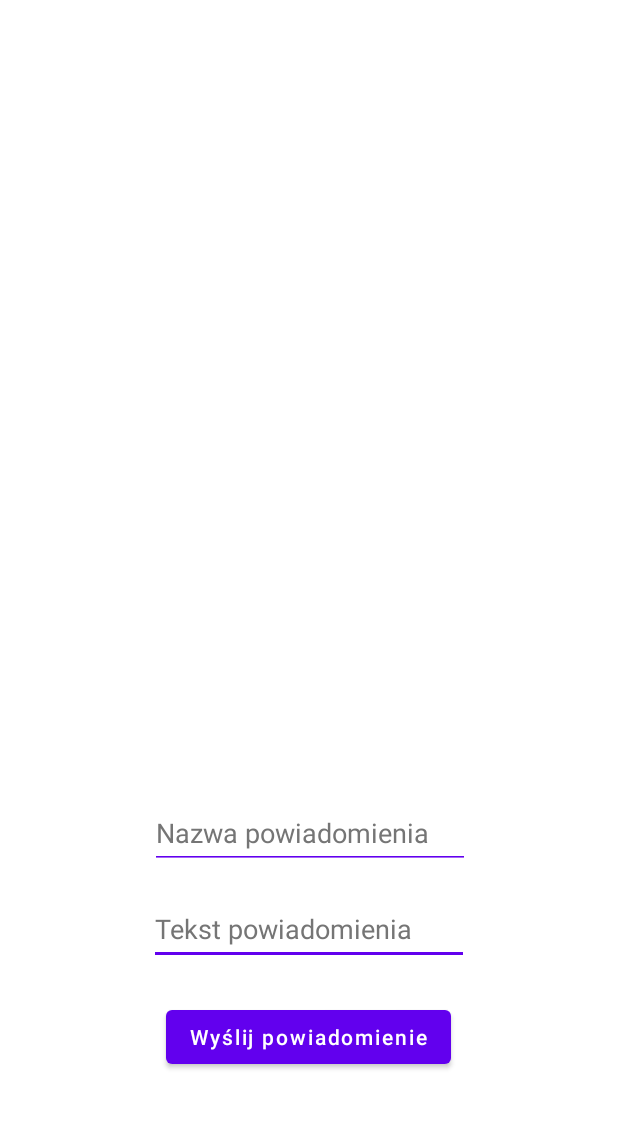
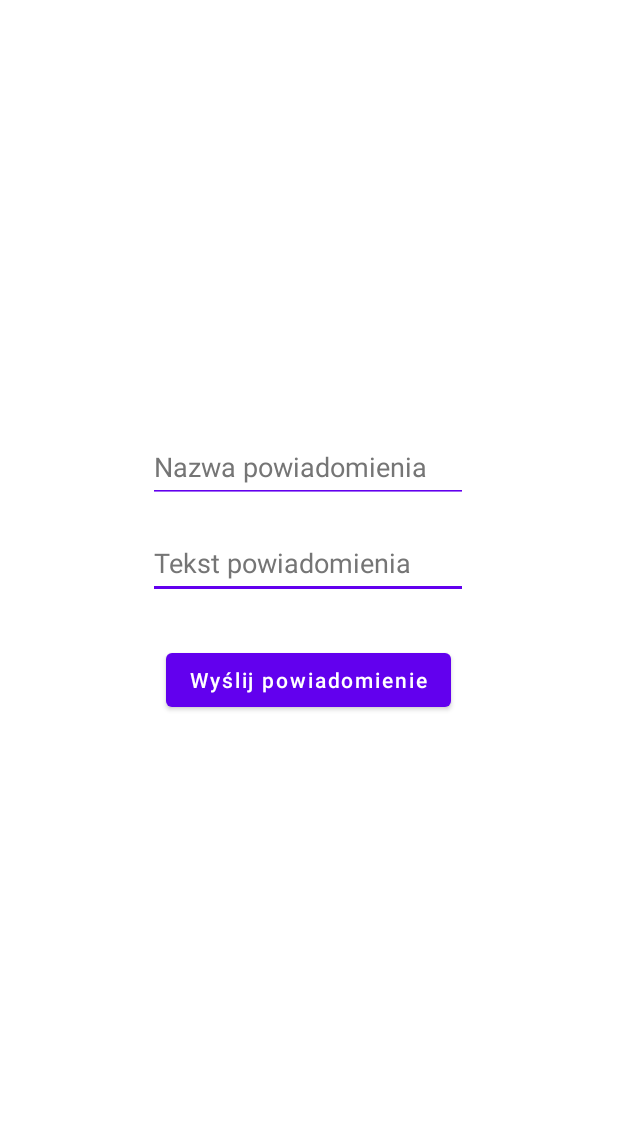
Before and after one commit to VdanielVPL/notitest, an Android app: the screen it shows after launch (MainActivity), on a phone screen of 412 x 824 dp, the part 55-1184 px from its top. Run offline under Robolectric (Android 15) with nearby library versions, the phone set to English and light mode, and no system bars.

Commit message:
Updated positions

```diff
--- a/app/src/main/res/layout/activity_main.xml
+++ b/app/src/main/res/layout/activity_main.xml
@@ -20,32 +20,33 @@
         android:id="@+id/button1"
         android:layout_width="wrap_content"
         android:layout_height="wrap_content"
-        android:layout_marginBottom="72dp"
+        android:layout_marginTop="44dp"
         android:text="Wyślij powiadomienie"
         android:textAllCaps="false"
-        app:layout_constraintBottom_toBottomOf="parent"
         app:layout_constraintEnd_toEndOf="parent"
-        app:layout_constraintHorizontal_bias="0.498"
+        app:layout_constraintHorizontal_bias="0.497"
         app:layout_constraintStart_toStartOf="parent"
+        app:layout_constraintTop_toBottomOf="@+id/textview1"
         tools:ignore="HardcodedText" />
 
     <EditText
         android:id="@+id/editText1"
         android:layout_width="wrap_content"
         android:layout_height="wrap_content"
-        android:layout_marginBottom="24dp"
         android:autofillHints="false"
+        android:backgroundTint="@color/purple_500"
         android:ems="10"
         android:hint="Tekst powiadomienia"
         android:inputType="textShortMessage"
         android:minHeight="48dp"
+        android:textColorHighlight="@color/purple_500"
         android:textColorHint="#757575"
-        android:textColorHighlight="@color/purple_500"
         android:textColorLink="@color/purple_500"
-        android:backgroundTint="@color/purple_500"
-        app:layout_constraintBottom_toTopOf="@+id/button1"
+        app:layout_constraintBottom_toBottomOf="parent"
         app:layout_constraintEnd_toEndOf="parent"
+        app:layout_constraintHorizontal_bias="0.497"
         app:layout_constraintStart_toStartOf="parent"
+        app:layout_constraintTop_toTopOf="parent"
         tools:ignore="HardcodedText" />
 
     <EditText
@@ -54,17 +55,17 @@
         android:layout_height="wrap_content"
         android:layout_marginBottom="16dp"
         android:autofillHints="false"
+        android:backgroundTint="@color/purple_500"
         android:ems="10"
         android:hint="Nazwa powiadomienia"
         android:inputType="textShortMessage"
         android:minHeight="48dp"
+        android:textColorHighlight="@color/purple_500"
         android:textColorHint="#757575"
-        android:textColorHighlight="@color/purple_500"
         android:textColorLink="@color/purple_500"
-        android:backgroundTint="@color/purple_500"
         app:layout_constraintBottom_toTopOf="@+id/editText1"
         app:layout_constraintEnd_toEndOf="parent"
-        app:layout_constraintHorizontal_bias="0.502"
+        app:layout_constraintHorizontal_bias="0.497"
         app:layout_constraintStart_toStartOf="parent"
         tools:ignore="HardcodedText" />
 
@@ -77,6 +78,7 @@
         android:textAppearance="@style/TextAppearance.AppCompat.Large"
         android:textSize="24sp"
         android:textStyle="bold"
+        android:visibility="visible"
         app:layout_constraintEnd_toEndOf="parent"
         app:layout_constraintHorizontal_bias="0.139"
         app:layout_constraintStart_toStartOf="parent"
```
